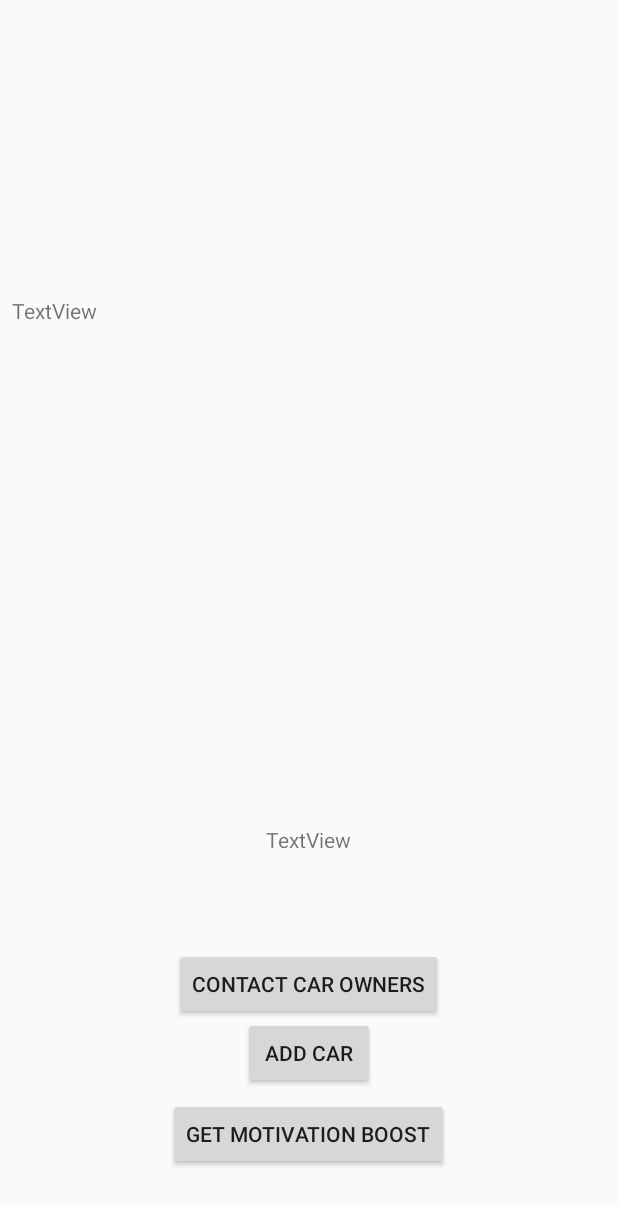
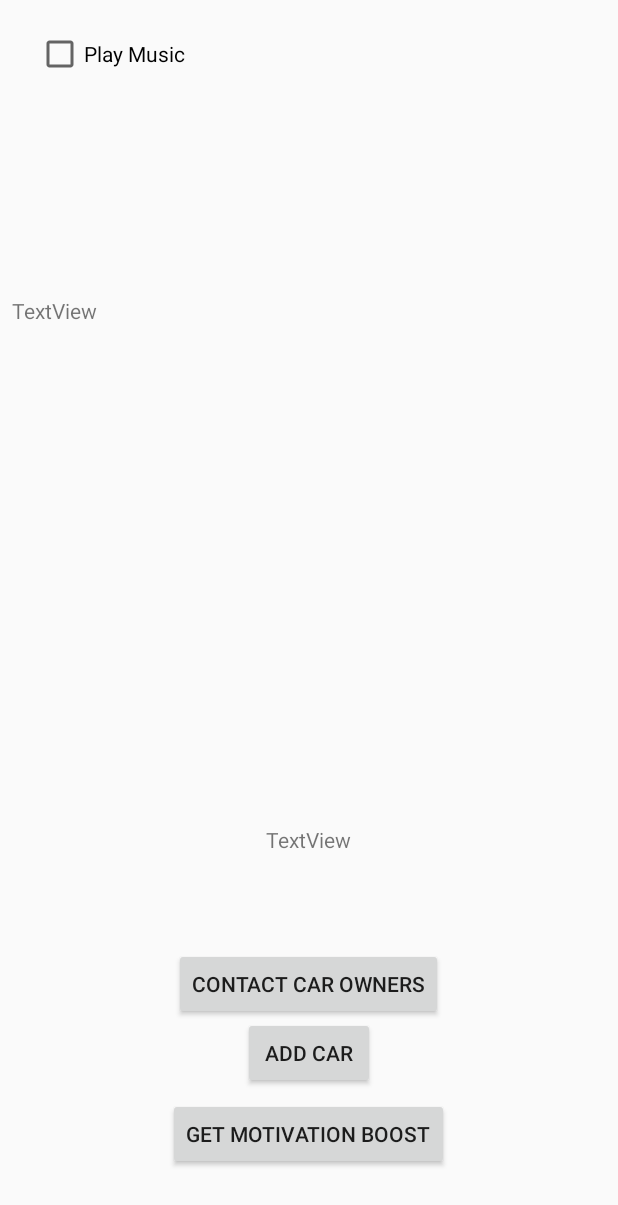
Before and after one commit to GraphZero/Android_AA_TK, an Android app: the layout activity_home.xml on its own in the app's theme, with its tools: preview values and no code run, on a phone screen of 412 x 824 dp. Shown: the top 1205 px of the screen. Run offline under Robolectric (Android 15) with nearby library versions, the phone set to English and light mode, and no system bars.

Commit message:
Added Services + Music Playing + Checkbox

```diff
--- a/app/src/main/java/com/aatk/pmanager/MainActivity.java
+++ b/app/src/main/java/com/aatk/pmanager/MainActivity.java
@@ -27,6 +27,8 @@ public class MainActivity extends AppCompatActivity {
 
     private Button loginButton;
     private Button registerButton;
+
+
     private EditText usernameEditText;
     private EditText passwordEditText;
     private UserValidator userValidator;
--- a/app/src/main/res/layout/activity_home.xml
+++ b/app/src/main/res/layout/activity_home.xml
@@ -67,5 +67,15 @@
             android:layout_marginTop="-184dp"
             android:text="Contact car owners" />
 
+        <CheckBox
+            android:id="@+id/checkBox"
+            android:layout_width="wrap_content"
+            android:layout_height="wrap_content"
+            android:layout_alignParentStart="true"
+            android:layout_alignParentTop="true"
+            android:layout_marginStart="16dp"
+            android:layout_marginTop="12dp"
+            android:text="Play Music" />
+
     </RelativeLayout>
 </android.support.constraint.ConstraintLayout>
```
Also changed, not shown: app/src/main/AndroidManifest.xml (+13 -4 lines), app/src/main/java/com/aatk/pmanager/accounts/login/DatabaseLoginService.java (+7 -1 lines), app/src/main/java/com/aatk/pmanager/main/HomeActivity.java (+32 -7 lines), app/src/main/java/com/aatk/pmanager/service/MusicService.java (added, +74 -0 lines), 1 other file.
